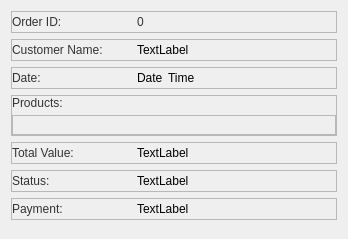
Old version of the form app/src/ui/final_ui/recent_order_item.ui in the repository Kazu0210/Inventory-System.
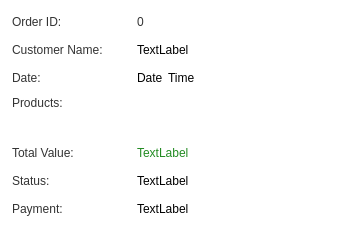
New version of the form.

Commit message: recent orders section; done

The edit to the form file:
```diff
--- a/app/src/ui/final_ui/recent_order_item.ui
+++ b/app/src/ui/final_ui/recent_order_item.ui
@@ -14,7 +14,14 @@
    <string>Frame</string>
   </property>
   <property name="styleSheet">
-   <string notr="true">font: 10pt &quot;Noto Sans&quot;;</string>
+   <string notr="true">#Frame{
+font: 10pt &quot;Noto Sans&quot;;
+background-color: #fff;
+border-radius: 5px;
+}
+*{
+background-color: transparent;
+}</string>
   </property>
   <layout class="QVBoxLayout" name="verticalLayout_2">
    <item>
@@ -347,6 +354,10 @@
       </item>
       <item>
        <widget class="QLabel" name="total_val_label">
+        <property name="styleSheet">
+         <string notr="true">font: 10pt &quot;Noto Sans&quot;;
+color: #228B22;</string>
+        </property>
         <property name="text">
          <string>TextLabel</string>
         </property>
```
The commit also changes 80 other files.
